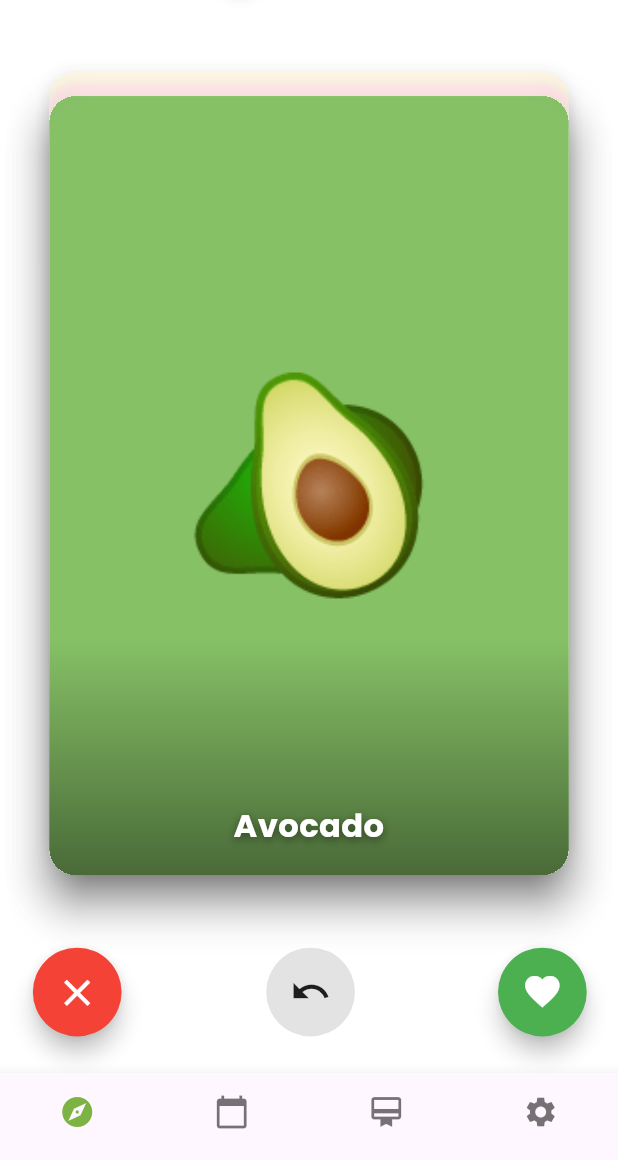
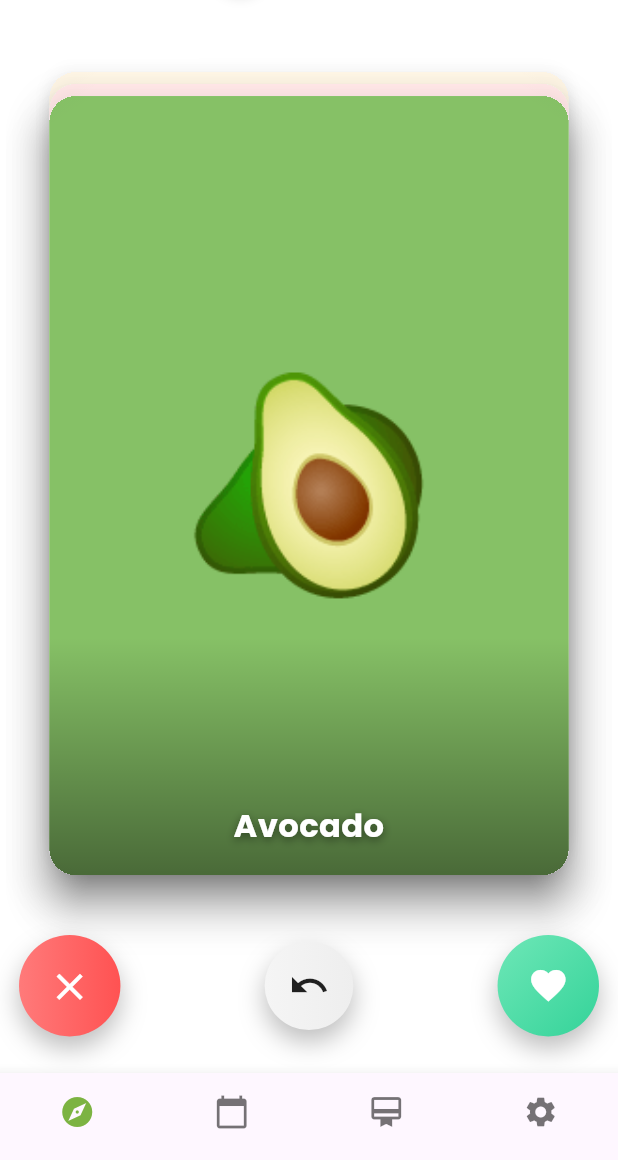
Before and after one commit to s4l1hs/Swipeat, a Flutter app: the screen it shows once a user with an empty profile is signed in, on a phone screen of 412 x 824 dp, the part 76-1236 px from its top. Run offline on Flutter 3.47's test engine with Material 3 defaults, Android fonts, the phone set to English and light mode, and no system bars; our stand-ins replace firebase_auth, firebase_core, firebase_messaging, flutter_screenutil, google_fonts, google_sign_in and 1 more; accounts and stored records are empty; network calls fail.

```diff
--- a/swipeat_app/lib/pages/swipe_screen.dart
+++ b/swipeat_app/lib/pages/swipe_screen.dart
@@ -46,7 +46,7 @@ class _SwipeScreenState extends State<SwipeScreen> with TickerProviderStateMixin
    }
 
    // unified swipe handler (used by SwipeStack gestures and programmatic swipeTop)
-   Future<void> _performSwipe(Profile p, bool liked, {bool showSnack = true}) async {
+   Future<void> _performSwipe(Profile p, bool liked) async {
      // optimistic local update: remove from candidates and push to history
      _swipeHistory.add(_SwipedAction(p, liked));
      setState(() => candidates.remove(p));
@@ -70,18 +70,14 @@ class _SwipeScreenState extends State<SwipeScreen> with TickerProviderStateMixin
          _swipeHistory.removeLast();
        }
        setState(() => candidates.add(p));
-       // notify user
+       // notify user about network error
        ScaffoldMessenger.of(context).showSnackBar(
          SnackBar(content: Text('Network error — could not send swipe.')),
        );
        return;
      }
 
-     if (showSnack) {
-       ScaffoldMessenger.of(context).showSnackBar(
-         SnackBar(content: Text('${liked ? 'Liked' : 'Skipped'} ${p.name}')),
-       );
-     }
+    // NOTE: removed success SnackBar ("Liked"/"Skipped") per UX request.
    }
 
    // called from SwipeStack user swipes
@@ -119,8 +115,8 @@ class _SwipeScreenState extends State<SwipeScreen> with TickerProviderStateMixin
       debugPrint('backend undo failed: $e');
     }
 
-    ScaffoldMessenger.of(context).showSnackBar(SnackBar(content: Text('Restored ${prof.name}')));
-  }
+    // NOTE: removed success SnackBar ("Restored ...") per UX request.
+   }
 
    Future<void> _loadCandidates() async {
      try {
@@ -208,6 +204,45 @@ class _SwipeScreenState extends State<SwipeScreen> with TickerProviderStateMixin
      setState(() => candidates = fallback);
    }
 
+   // nicer action button used instead of plain ElevatedButton
+   final Set<String> _pressedButtons = {};
+   Widget _actionButton({
+     required String id,
+     required Gradient gradient,
+     required IconData icon,
+     required VoidCallback onTap,
+     double diameter = 64,
+     double iconSize = 28,
+     Color? fg = Colors.white,
+   }) {
+     final pressed = _pressedButtons.contains(id);
+     return GestureDetector(
+       onTapDown: (_) => setState(() => _pressedButtons.add(id)),
+       onTapUp: (_) {
+         setState(() => _pressedButtons.remove(id));
+         onTap();
+       },
+       onTapCancel: () => setState(() => _pressedButtons.remove(id)),
+       child: AnimatedScale(
+         scale: pressed ? 0.94 : 1.0,
+         duration: const Duration(milliseconds: 120),
+         curve: Curves.easeOut,
+         child: Container(
+           width: diameter.w,
+           height: diameter.w,
+           decoration: BoxDecoration(
+             gradient: gradient,
+             shape: BoxShape.circle,
+             boxShadow: [
+               BoxShadow(color: Colors.black26, blurRadius: 14, offset: const Offset(0, 8)),
+             ],
+           ),
+           child: Center(child: Icon(icon, color: fg, size: iconSize.w)),
+         ),
+       ),
+     );
+   }
+
    @override
    Widget build(BuildContext context) {
     final visibleItems = List<Profile>.from(candidates);
@@ -239,49 +274,35 @@ class _SwipeScreenState extends State<SwipeScreen> with TickerProviderStateMixin
                Row(
                  mainAxisAlignment: MainAxisAlignment.spaceBetween,
                  children: [
-                   // Left: red X -> act like left swipe (dislike)
-                   ElevatedButton(
-                     // DÜZELTME: Artık 'visibleItems.last' (görünen kart)
-                     // neyse onu hedef alarak eylemi tetikliyor.
-                     onPressed: visibleItems.isNotEmpty
-                        ? () {
-                            (_swipeKey.currentState as dynamic)?.swipeTop(false);
-                          }
-                         : null,
-                     style: ElevatedButton.styleFrom(
-                       shape: const CircleBorder(),
-                       backgroundColor: Colors.red,
-                       minimumSize: Size(56.w, 56.w),
-                     ),
-                     child: Icon(Icons.close, color: Colors.white, size: 28.w),
+                   // Left: red X -> nicer look
+                   _actionButton(
+                     id: 'dislike',
+                     gradient: const LinearGradient(colors: [Color(0xFFFF7A7A), Color(0xFFFF5252)]),
+                     icon: Icons.close,
+                     diameter: 64,
+                     iconSize: 28,
+                     onTap: visibleItems.isNotEmpty ? () => (_swipeKey.currentState as dynamic)?.swipeTop(false) : () {},
                    ),
 
-                   // Center: undo (Bu zaten doğru, _swipeHistory'i kontrol ediyor)
-                   ElevatedButton(
-                     onPressed: _swipeHistory.isNotEmpty ? () => _onUndoPressed() : null,
-                     // ... (bu butonun kalanı aynı)
-                     style: ElevatedButton.styleFrom(
-                       shape: const CircleBorder(),
-                       backgroundColor: Colors.grey.shade200,
-                       minimumSize: Size(56.w, 56.w),
-                       elevation: 0,
-                     ),
-                     child: Icon(Icons.undo, color: Colors.black87, size: 26.w),
+                   // Center: undo (subtle neutral style)
+                   _actionButton(
+                     id: 'undo',
+                     gradient: LinearGradient(colors: [Colors.grey.shade100, Colors.grey.shade200]),
+                     icon: Icons.undo,
+                     diameter: 56,
+                     iconSize: 26,
+                     fg: Colors.black87,
+                     onTap: _swipeHistory.isNotEmpty ? () => _onUndoPressed() : () {},
                    ),
 
-                   // Right: green heart -> act like right swipe (like)
-                   ElevatedButton(
-                     onPressed: visibleItems.isNotEmpty
-                        ? () {
-                            (_swipeKey.currentState as dynamic)?.swipeTop(true);
-                          }
-                         : null,
-                     style: ElevatedButton.styleFrom(
-                       shape: const CircleBorder(),
-                       backgroundColor: Colors.green,
-                       minimumSize: Size(56.w, 56.w),
-                     ),
-                     child: Icon(Icons.favorite, color: Colors.white, size: 26.w),
+                   // Right: like (heart)
+                   _actionButton(
+                     id: 'like',
+                     gradient: const LinearGradient(begin: Alignment.topLeft, end: Alignment.bottomRight, colors: [Color(0xFF6EE7B7), Color(0xFF34D399)]),
+                     icon: Icons.favorite,
+                     diameter: 64,
+                     iconSize: 26,
+                     onTap: visibleItems.isNotEmpty ? () => (_swipeKey.currentState as dynamic)?.swipeTop(true) : () {},
                    ),
                  ],
                ),
```
